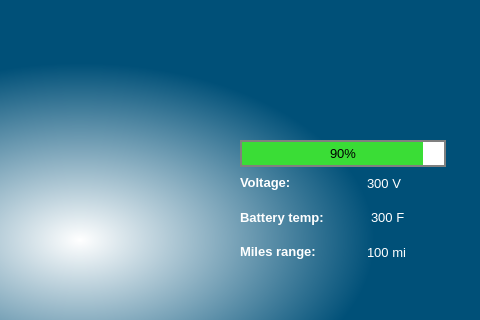
Before: the Qt Designer form Dashboard.ui in uci-solar-car/Production-Dashboard-Code, drawn with Qt 5; both pictures show x 320 to 800 and y 0 to 320 of the 800 by 480 pixel window.
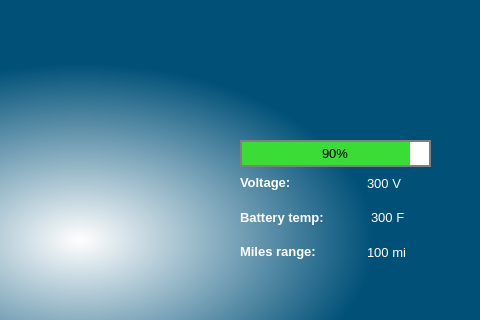
After: the same form once the commit is applied. Icons and pictures are not drawn.

Commit message: Added spacing for state of charge percentage bar

Patch:
```diff
--- a/Dashboard.ui
+++ b/Dashboard.ui
@@ -90,6 +90,22 @@
          </property>
         </widget>
        </item>
+       <item>
+        <spacer name="horizontalSpacer_7">
+         <property name="orientation">
+          <enum>Qt::Horizontal</enum>
+         </property>
+         <property name="sizeType">
+          <enum>QSizePolicy::Fixed</enum>
+         </property>
+         <property name="sizeHint" stdset="0">
+          <size>
+           <width>15</width>
+           <height>20</height>
+          </size>
+         </property>
+        </spacer>
+       </item>
       </layout>
      </item>
      <item>
```
The commit also changes 1 other file.
